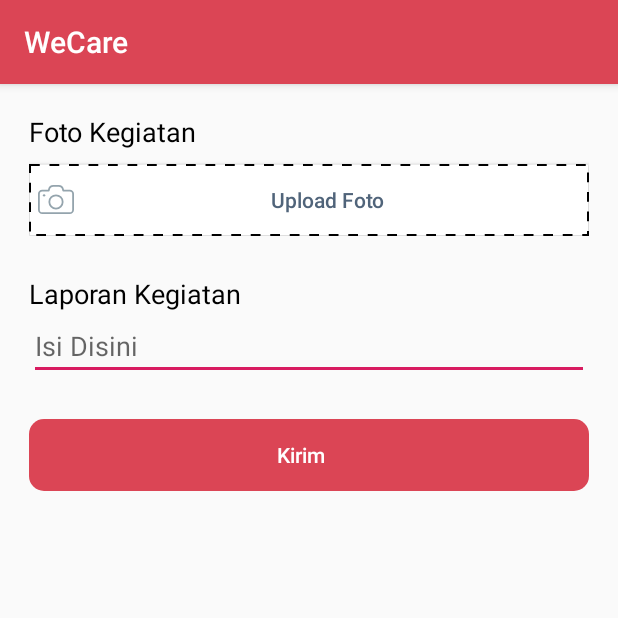
After one commit to aflahtaqiu/wecare, an Android app: the CreateReportActivity screen opened directly, with no data from a screen before it, on a phone screen of 412 x 824 dp, the top half of it. The commit adds this screen. Run offline under Robolectric (Android 15) with nearby library versions, the phone set to English and light mode, and no system bars; our stand-ins replace ButterKnife, sdp/ssp sizes; 1 statement that could not run was skipped.

Commit message:
send report

```diff
--- a/app/src/main/java/id/chessburger/wecare/data/remote/api/IApiEndpoint.java
+++ b/app/src/main/java/id/chessburger/wecare/data/remote/api/IApiEndpoint.java
@@ -1,4 +1,6 @@
 package id.chessburger.wecare.data.remote.api;
+
+import com.google.gson.JsonObject;
 
 import java.util.List;
 
@@ -13,6 +15,7 @@ import id.chessburger.wecare.model.response.ResponsePostDonation;
 import okhttp3.MultipartBody;
 import okhttp3.RequestBody;
 import retrofit2.Call;
+import retrofit2.http.Body;
 import retrofit2.http.Field;
 import retrofit2.http.FormUrlEncoded;
 import retrofit2.http.GET;
@@ -109,6 +112,21 @@ public interface IApiEndpoint {
             @Path("id") int idActivity
     );
 
+    @PATCH("activity/presence/{id}")
+    Call<Activity> presenceUserByActivity (
+            @Header("Authorization") String bearerToken,
+            @Body JsonObject jsonObject
+    );
+
+    @Multipart
+    @PATCH("activity/done/{id}")
+    Call<Activity> doneActivity (
+            @Header("Authorization") String bearerToken,
+            @Path("id") int idActivity,
+            @Part("reportText") RequestBody reportText,
+            @Part MultipartBody.Part photo
+    );
+
     @Multipart
     @POST("activity/find-volunteers")
     Call<Activity> createActivityCariRelawan (
--- a/app/src/main/java/id/chessburger/wecare/data/source/IActivityDataSource.java
+++ b/app/src/main/java/id/chessburger/wecare/data/source/IActivityDataSource.java
@@ -38,6 +38,8 @@ public interface IActivityDataSource {
                                    String preparedByFacilitator, String activityPlan, String locationRequirement,
                                    String additionalInformation, MultipartBody.Part photo, CreateActivityCallback callback);
 
+    void presenceUser (String token, List<Integer> userIds, PresenceCallack callack);
+    void doneActivity (String token, int idActivity, String reportText, MultipartBody.Part photo, DoneActivityCallback callback);
 
     void bookmarkActivity (String token, int idActivity, BookmarkActivityCallback callback);
     void unBookmarkActivity (String token, int idActivity, UnBookmarkActivityCallback callback);
@@ -92,4 +94,14 @@ public interface IActivityDataSource {
         void onSuccess (String successMessage);
         void onError (String errorMessage);
     }
+
+    interface PresenceCallack {
+        void onSuccess (Activity activity);
+        void onError (String errorMessage);
+    }
+
+    interface DoneActivityCallback {
+        void onSuccess (Activity activity);
+        void onError (String errorMessage);
+    }
 }
--- a/app/src/main/java/id/chessburger/wecare/model/Activity.java
+++ b/app/src/main/java/id/chessburger/wecare/model/Activity.java
@@ -2,6 +2,7 @@ package id.chessburger.wecare.model;
 
 import com.google.gson.annotations.SerializedName;
 
+import java.io.Serializable;
 import java.util.Date;
 import java.util.List;
 
@@ -16,7 +17,7 @@ import lombok.Data;
 
 @Data
 @Builder
-public class Activity {
+public class Activity implements Serializable {
 
     @SerializedName("id")
     private int id;
@@ -120,6 +121,9 @@ public class Activity {
     @SerializedName("volunteers")
     private List<User> volunteers;
 
+//    @SerializedName("volunteers")
+//    private List<FollowedActivity> followedActivities;
+
     @SerializedName("category")
     private ActivityCategory category;
 
--- /dev/null
+++ b/app/src/main/java/id/chessburger/wecare/module/create_report/CreateReportPresenter.java
@@ -0,0 +1,56 @@
+package id.chessburger.wecare.module.create_report;
+
+import id.chessburger.wecare.data.repository.ActivityDataRepository;
+import id.chessburger.wecare.data.source.IActivityDataSource;
+import id.chessburger.wecare.di.Injector;
+import id.chessburger.wecare.model.Activity;
+import id.chessburger.wecare.model.enumerations.SharedPrefKeys;
+import id.chessburger.wecare.utils.SharedPrefUtils;
+import okhttp3.MultipartBody;
+
+/**
+ * Created by aflah on 10/09/19
+ * Email  : aflahtaqiusondha@gmail.com
+ * Github : https://github.com/aflahtaqiu
+ */
+
+
+class CreateReportPresenter {
+
+    private ICreateReport view;
+    private ActivityDataRepository repository;
+    private String token;
+
+    private static final String LOADING_STRING = "Loading...";
+
+    CreateReportPresenter(ICreateReport view) {
+        this.view = view;
+        this.repository = Injector.provideActivityRepository();
+        this.token = SharedPrefUtils.getStringSharedPref(SharedPrefKeys.TOKEN.getKey(), "");
+    }
+
+    void getVolunteersName () {
+
+    }
+
+    void postReport (int idActivity, String reportText, MultipartBody.Part picture) {
+        view.showLoading(LOADING_STRING);
+        repository.doneActivity(token, idActivity, reportText, picture, new IActivityDataSource.DoneActivityCallback() {
+            @Override
+            public void onSuccess(Activity activity) {
+                view.hideLoading();
+                view.showMessage("Kegiatan sudah selesai dan laporan sudah terkirim");
+            }
+
+            @Override
+            public void onError(String errorMessage) {
+                view.showMessage(errorMessage);
+            }
+        });
+
+    }
+
+    void postAbsence () {
+
+    }
+}
--- /dev/null
+++ b/app/src/main/java/id/chessburger/wecare/module/create_report/ICreateReport.java
@@ -0,0 +1,13 @@
+package id.chessburger.wecare.module.create_report;
+
+import id.chessburger.wecare.base.IBaseView;
+
+/**
+ * Created by aflah on 10/09/19
+ * Email  : aflahtaqiusondha@gmail.com
+ * Github : https://github.com/aflahtaqiu
+ */
+
+
+public interface ICreateReport extends IBaseView {
+}
--- a/app/src/main/java/id/chessburger/wecare/module/detail_campaigned_activity/done_activity/DoneCampaignedActivity.java
+++ b/app/src/main/java/id/chessburger/wecare/module/detail_campaigned_activity/done_activity/DoneCampaignedActivity.java
@@ -14,6 +14,7 @@ import butterknife.BindView;
 import butterknife.ButterKnife;
 import butterknife.OnClick;
 import id.chessburger.wecare.R;
+import id.chessburger.wecare.model.Activity;
 import id.chessburger.wecare.model.enumerations.CommunicationKeys;
 import id.chessburger.wecare.module.detail_campaigned_activity.undone_activity.hasil_kampanye.UndoneCampaignedHasilKampanyeFragment;
 import id.chessburger.wecare.module.detail_campaigned_activity.undone_activity.informasi_cari_lokasi.UndoneCampaignedLokasiFragment;
@@ -40,6 +41,8 @@ public class DoneCampaignedActivity extends AppCompatActivity {
     int idType;
 
     private static final int ID_CARI_RELAWAN = 1;
+
+    private Activity activity;
 
     @Override
     protected void onCreate(Bundle savedInstanceState) {
@@ -88,7 +91,7 @@ public class DoneCampaignedActivity extends AppCompatActivity {
     public void onBtnInformasiClicked () {
         customButton(btnInformasi, btnHasilKampanye);
         if (idType == ID_CARI_RELAWAN)
-            fragmentTransaction(UndoneCampaignedRelawanFragment.getInstance());
+            fragmentTransaction(UndoneCampaignedRelawanFragment.getInstance(activity));
         else
             fragmentTransaction(UndoneCampaignedLokasiFragment.getInstance());
     }
--- a/app/src/main/java/id/chessburger/wecare/module/detail_campaigned_activity/undone_activity/IUnDoneCampaignedActView.java
+++ b/app/src/main/java/id/chessburger/wecare/module/detail_campaigned_activity/undone_activity/IUnDoneCampaignedActView.java
@@ -1,6 +1,7 @@
 package id.chessburger.wecare.module.detail_campaigned_activity.undone_activity;
 
 import id.chessburger.wecare.base.IBaseView;
+import id.chessburger.wecare.model.Activity;
 
 /**
  * Created by aflah on 12/08/19
@@ -10,4 +11,5 @@ import id.chessburger.wecare.base.IBaseView;
 
 
 public interface IUnDoneCampaignedActView extends IBaseView {
+    void setActivity (Activity activity);
 }
--- /dev/null
+++ b/app/src/main/res/layout/activity_create_report.xml
@@ -0,0 +1,84 @@
+<?xml version="1.0" encoding="utf-8"?>
+<androidx.core.widget.NestedScrollView
+    xmlns:android="http://schemas.android.com/apk/res/android"
+    xmlns:app="http://schemas.android.com/apk/res-auto"
+    xmlns:tools="http://schemas.android.com/tools"
+    android:layout_width="match_parent"
+    android:layout_height="match_parent"
+    tools:context=".module.create_report.CreateReportActivity">
+
+
+    <androidx.constraintlayout.widget.ConstraintLayout
+        android:layout_width="match_parent"
+        android:layout_height="match_parent"
+        android:layout_margin="@dimen/_15sdp">
+
+        <LinearLayout
+            android:id="@+id/linearlayout_upload_foto"
+            android:layout_width="match_parent"
+            android:layout_height="wrap_content"
+            android:orientation="vertical"
+            app:layout_constraintStart_toStartOf="parent"
+            app:layout_constraintEnd_toEndOf="parent"
+            app:layout_constraintTop_toTopOf="parent">
+
+            <TextView
+                android:layout_width="match_parent"
+                android:layout_height="wrap_content"
+                android:text="@string/foto_kegiatan"
+                android:textColor="@color/colorBlack"
+                android:textSize="@dimen/_14sdp"/>
+
+            <Button
+                android:id="@+id/btn_upload_foto"
+                android:layout_width="match_parent"
+                android:layout_height="wrap_content"
+                android:background="@drawable/box_white_dots_stroke"
+                android:layout_marginTop="@dimen/_7sdp"
+                android:text="@string/upload_foto"
+                android:textColor="@color/colorSecondary"
+                android:textAllCaps="false"
+                android:drawableStart="@drawable/ic_photo_camera" />
+
+        </LinearLayout>
+
+        <LinearLayout
+            android:id="@+id/linearlayout_laporan_kegiatan"
+            android:layout_width="match_parent"
+            android:layout_height="wrap_content"
+            android:orientation="vertical"
+            app:layout_constraintStart_toStartOf="parent"
+            app:layout_constraintEnd_toEndOf="parent"
+            app:layout_constraintTop_toBottomOf="@id/linearlayout_upload_foto"
+            android:layout_marginTop="@dimen/_20sdp">
+
+            <TextView
+                android:layout_width="match_parent"
+                android:layout_height="wrap_content"
+                android:text="@string/laporan_kegiatan"
+                android:textColor="@color/colorBlack"
+                android:textSize="@dimen/_14sdp"/>
+
+            <EditText
+                android:id="@+id/et_laporan_kegiatan"
+                android:layout_width="match_parent"
+                android:layout_height="wrap_content"
+                android:hint="@string/isi_disini"/>
+
+        </LinearLayout>
+
+        <Button
+            android:id="@+id/btn_create_report"
+            android:layout_width="match_parent"
+            android:layout_height="wrap_content"
+            android:text="@string/kirim"
+            android:textAllCaps="false"
+            android:textColor="@color/colorWhite"
+            android:background="@drawable/btn_box_red"
+            app:layout_constraintTop_toBottomOf="@id/linearlayout_laporan_kegiatan"
+            app:layout_constraintStart_toStartOf="parent"
+            app:layout_constraintEnd_toEndOf="parent"
+            android:layout_marginTop="@dimen/_20sdp"/>
+
+    </androidx.constraintlayout.widget.ConstraintLayout>
+</androidx.core.widget.NestedScrollView>
--- a/app/src/main/res/layout/fragment_undone_campaigned_relawan.xml
+++ b/app/src/main/res/layout/fragment_undone_campaigned_relawan.xml
@@ -556,6 +556,7 @@
             android:layout_width="match_parent"
             android:layout_height="wrap_content"
             android:layout_marginTop="@dimen/_20sdp"
+            android:layout_marginBottom="@dimen/_20sdp"
             android:orientation="vertical"
             app:layout_constraintStart_toStartOf="parent"
             app:layout_constraintEnd_toEndOf="parent"
@@ -563,7 +564,7 @@
             app:layout_constraintTop_toBottomOf="@+id/linearlayout_briefing_act_search_volunter">
 
             <Button
-                android:id="@+id/btn_donasi_activity_volunter"
+                android:id="@+id/btn_cancel_activity_volunter"
                 android:layout_width="match_parent"
                 android:layout_height="wrap_content"
                 android:text="@string/batalkan_kampanye"
@@ -573,7 +574,7 @@
                 android:background="@drawable/btn_box_red" />
 
             <Button
-                android:id="@+id/btn_follow_activity_volunter"
+                android:id="@+id/btn_report_activity"
                 android:layout_width="match_parent"
                 android:layout_height="wrap_content"
                 android:text="@string/isi_laporan"
--- a/app/src/main/res/values/strings.xml
+++ b/app/src/main/res/values/strings.xml
@@ -47,6 +47,7 @@
     <string name="foto_banner_kegiatan">Foto / Banner Kegiatan</string>
     <string name="foto_bukti_transfer">Foto Bukti Transfer</string>
     <string name="foto_kondisi_tempat">Foto Kondisi Tempat</string>
+    <string name="foto_kegiatan">Foto Kegiatan</string>
     <string name="galang_donasi">Galang Donasi</string>
     <string name="hari">Hari</string>
     <string name="hasil_kampanye">Hasil Kampanye</string>
```
Also changed, not shown: app/src/main/AndroidManifest.xml (+4 -3 lines), app/src/main/java/id/chessburger/wecare/data/remote/ActivityRemoteDataSource.java (+86 -2 lines), app/src/main/java/id/chessburger/wecare/data/repository/ActivityDataRepository.java (+30 -0 lines), app/src/main/java/id/chessburger/wecare/module/campaign_belum_terlaksana/ListCampaignActivityAdapter.java (+3 -4 lines), app/src/main/java/id/chessburger/wecare/module/create_report/CreateReportActivity.java (added, +241 -0 lines), app/src/main/java/id/chessburger/wecare/module/detail_campaigned_activity/undone_activity/UnDoneCampaignedActPresenter.java (+35 -3 lines), app/src/main/java/id/chessburger/wecare/module/detail_campaigned_activity/undone_activity/UnDoneCampaignedActivity.java (+35 -5 lines), app/src/main/java/id/chessburger/wecare/module/detail_campaigned_activity/undone_activity/informasi_cari_relawan/UndoneCampaignedRelawanFragment.java (+36 -5 lines).
